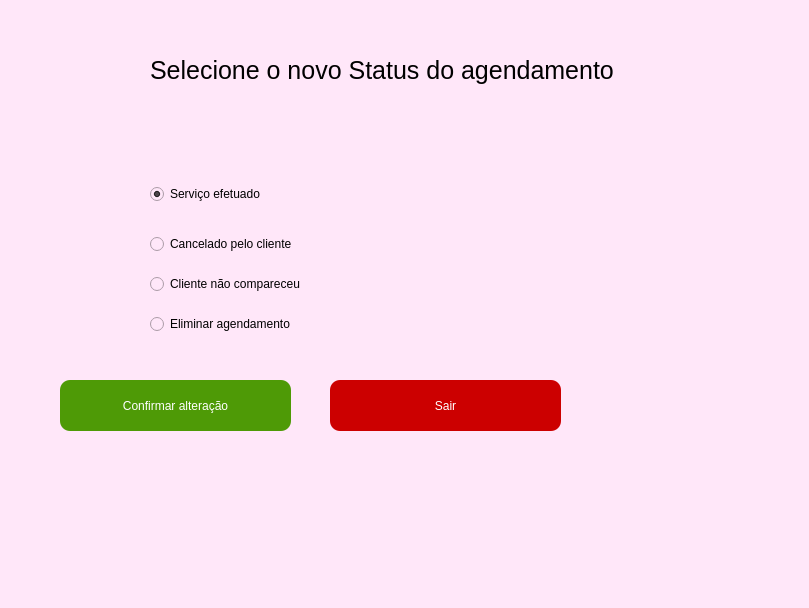
The window that telas_duda/manut_agenda.ui (JVwolfart/PROJETO-SALAO-JOVEM-PROGRAMADOR) describes before a commit, drawn with Qt 5.
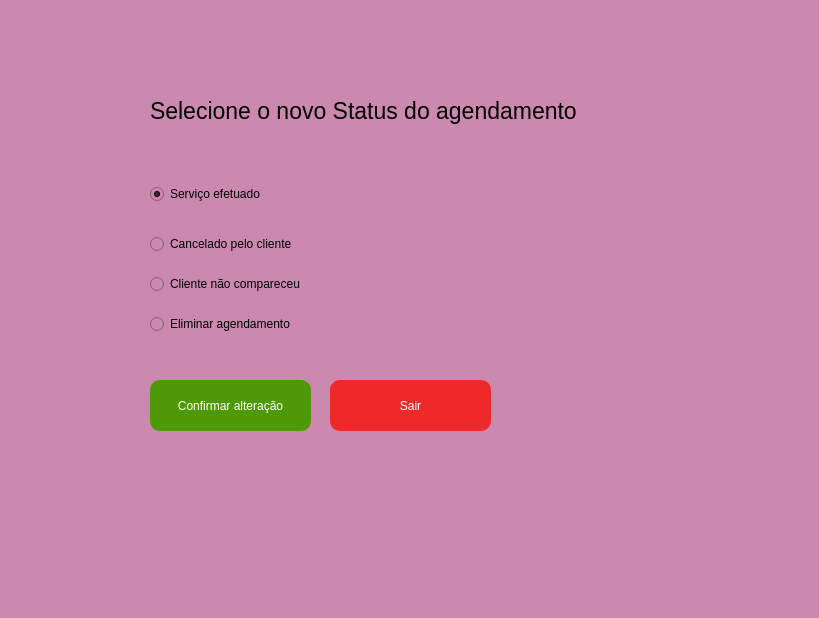
The same window after the commit. Icons and pictures are not drawn.

```diff
--- a/telas_duda/manut_agenda.ui
+++ b/telas_duda/manut_agenda.ui
@@ -12,9 +12,21 @@
    <rect>
     <x>0</x>
     <y>0</y>
+    <width>819</width>
+    <height>618</height>
+   </rect>
+  </property>
+  <property name="minimumSize">
+   <size>
     <width>809</width>
     <height>608</height>
-   </rect>
+   </size>
+  </property>
+  <property name="maximumSize">
+   <size>
+    <width>819</width>
+    <height>618</height>
+   </size>
   </property>
   <property name="font">
    <font>
@@ -25,8 +37,7 @@
    <string>MANUTENÇÃO DE STATUS DE AGENDAMENTOS</string>
   </property>
   <property name="styleSheet">
-   <string notr="true">background-color: rgb(52, 101, 164);
-background-color: rgb(255, 231, 249);</string>
+   <string notr="true">background-color: rgb(203, 137, 176);</string>
   </property>
   <widget class="QWidget" name="centralwidget">
    <widget class="QLabel" name="lbl_id_user">
@@ -59,9 +70,9 @@
    <widget class="QPushButton" name="BtnAlterar">
     <property name="geometry">
      <rect>
-      <x>60</x>
+      <x>150</x>
       <y>380</y>
-      <width>231</width>
+      <width>161</width>
       <height>51</height>
      </rect>
     </property>
@@ -69,9 +80,16 @@
      <cursorShape>PointingHandCursor</cursorShape>
     </property>
     <property name="styleSheet">
-     <string notr="true">color: rgb(255, 255, 255);
-border-radius: 10px;
-background-color: rgb(78, 154, 6);</string>
+     <string notr="true">QPushButton {     
+	background-color:rgb(78, 154, 6);
+	color: rgb(255, 255, 255);
+	border-radius: 10px;
+	
+}
+QPushButton:hover {   
+	background-color:rgb(85, 165, 10);
+}
+</string>
     </property>
     <property name="text">
      <string>Confirmar alteração</string>
@@ -82,7 +100,7 @@
      <rect>
       <x>330</x>
       <y>380</y>
-      <width>231</width>
+      <width>161</width>
       <height>51</height>
      </rect>
     </property>
@@ -90,9 +108,16 @@
      <cursorShape>PointingHandCursor</cursorShape>
     </property>
     <property name="styleSheet">
-     <string notr="true">color: rgb(255, 255, 255);
-border-radius: 10px;
-background-color: rgb(204, 0, 0);</string>
+     <string notr="true">QPushButton {     
+	color: rgb(255, 255, 255);
+	background-color: rgb(239, 41, 41);
+	border-radius: 10px;
+	
+}
+QPushButton:hover {   
+	background-color: rgb(249, 51, 51);
+}
+</string>
     </property>
     <property name="text">
      <string>Sair</string>
@@ -102,14 +127,14 @@
     <property name="geometry">
      <rect>
       <x>150</x>
-      <y>50</y>
-      <width>471</width>
+      <y>90</y>
+      <width>521</width>
       <height>41</height>
      </rect>
     </property>
     <property name="font">
      <font>
-      <pointsize>19</pointsize>
+      <pointsize>17</pointsize>
      </font>
     </property>
     <property name="text">
@@ -174,10 +199,10 @@
    <widget class="QLabel" name="label_4">
     <property name="geometry">
      <rect>
-      <x>460</x>
-      <y>460</y>
-      <width>321</width>
-      <height>131</height>
+      <x>370</x>
+      <y>400</y>
+      <width>411</width>
+      <height>191</height>
      </rect>
     </property>
     <property name="text">
@@ -190,6 +215,15 @@
      <bool>true</bool>
     </property>
    </widget>
+   <zorder>label_4</zorder>
+   <zorder>lbl_id_user</zorder>
+   <zorder>BtnAlterar</zorder>
+   <zorder>BtnSair</zorder>
+   <zorder>label_7</zorder>
+   <zorder>RbEfetuado</zorder>
+   <zorder>RbCancelado</zorder>
+   <zorder>RbFaltou</zorder>
+   <zorder>RbEliminado</zorder>
   </widget>
  </widget>
  <resources/>
```
